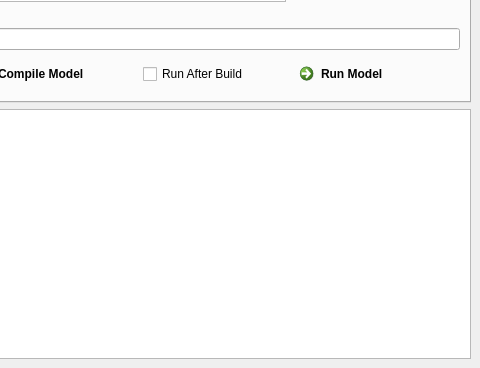
Above: resources/sstGUI.ui from lpsmodsimteam/sst-config-gui before the change; both pictures show x 374 to 854 and y 354 to 722 of the 854 by 722 pixel window. Below: the same form after it.
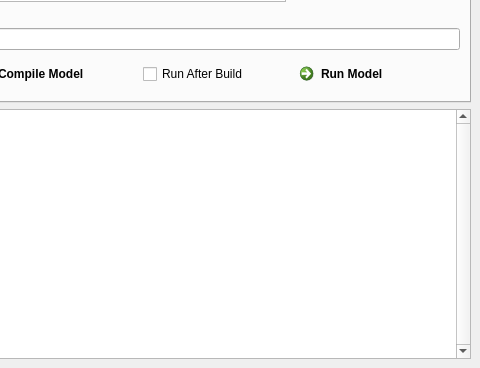
That is the form after the change. Icons and pictures are not drawn.

Commit message: Line separator adjusts size now

```diff
--- a/resources/sstGUI.ui
+++ b/resources/sstGUI.ui
@@ -408,6 +408,12 @@
       <property name="toolTip">
        <string>Information Screen</string>
       </property>
+      <property name="verticalScrollBarPolicy">
+       <enum>Qt::ScrollBarAlwaysOn</enum>
+      </property>
+      <property name="horizontalScrollBarPolicy">
+       <enum>Qt::ScrollBarAlwaysOff</enum>
+      </property>
       <property name="readOnly">
        <bool>true</bool>
       </property>
```
The commit also changes 2 other files.
